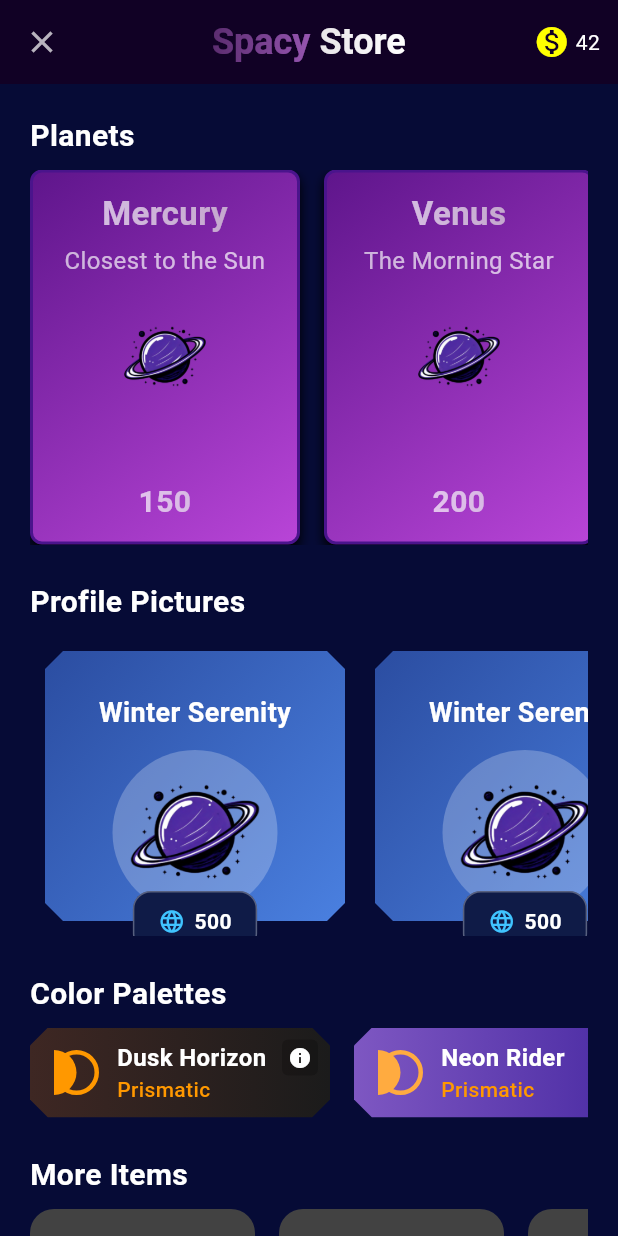
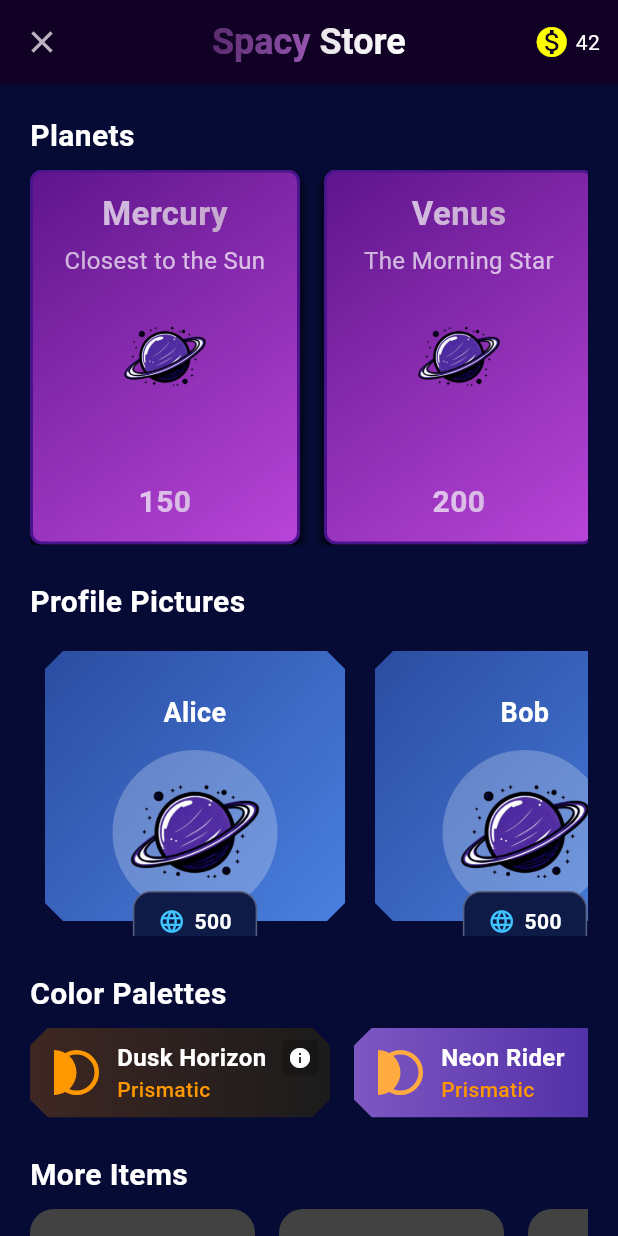
Before and after one commit to Yigidosantos9/310-Project, a Flutter app: the MarketPage screen opened by its route, on a phone screen of 412 x 824 dp. Run offline on Flutter 3.47's test engine with Material 3 defaults, Android fonts, the phone set to English and light mode, and no system bars; our stand-ins replace flutter_riverpod, flutter_svg; Roboto replaces fonts that are missing (Orbitron).

Commit message:
provider

```diff
--- a/spacy_notes/lib/main.dart
+++ b/spacy_notes/lib/main.dart
@@ -1,6 +1,8 @@
 import 'package:flutter/material.dart';
 import 'package:spacy_notes/core/constants/color_constants.dart';
 import 'package:spacy_notes/screens/market_page.dart';
+import 'package:flutter_riverpod/flutter_riverpod.dart';
+
 
 // Splash & Auth
 import 'screens/splashPage.dart';
@@ -20,7 +22,7 @@ import 'screens/teamsPage.dart';
 import 'screens/pomodoroPage.dart';
 
 void main() {
-  runApp(const MyApp());
+  runApp(const ProviderScope(child: MyApp()));
 }
 
 class MyApp extends StatelessWidget {
--- /dev/null
+++ b/spacy_notes/lib/providers/market_providers/market_data_provider.dart
@@ -0,0 +1,23 @@
+import 'package:flutter_riverpod/flutter_riverpod.dart';
+import 'package:spacy_notes/providers/market_providers/dummy_market_service.dart';
+import 'package:spacy_notes/providers/market_providers/market_models.dart';
+
+final marketDataProvider = Provider<MarketDataService>((ref) {
+  return DummyMarketService();
+});
+
+
+final planetsProvider = FutureProvider<List<Planet>>((ref) {
+  final service = ref.read(marketDataProvider);
+  return service.fetchPlanets();
+});
+
+final profilesProvider = FutureProvider<List<ProfilePicture>>((ref) {
+  final service = ref.read(marketDataProvider);
+  return service.fetchProfiles();
+});
+
+final palettesProvider = FutureProvider<List<ColorPalette>>((ref) {
+  final service = ref.read(marketDataProvider);
+  return service.fetchPalettes();
+});
--- /dev/null
+++ b/spacy_notes/lib/providers/market_providers/market_models.dart
@@ -0,0 +1,35 @@
+// lib/models/market_models.dart
+import 'package:flutter/material.dart';
+
+class Planet {
+  final String title;
+  final String subTitle;
+  final String imagePath;
+  final String price;
+
+  Planet({required this.title, required this.subTitle, required this.imagePath, required this.price});
+}
+
+class ProfilePicture {
+  final String title;
+  final String imagePath;
+  final String price;
+
+  ProfilePicture({required this.title, required this.imagePath, required this.price});
+}
+
+class ColorPalette {
+  final String title;
+  final String subTitle;
+  final List<Color> gradientColors;
+  final Color circleBorderColor;
+  final Color circleFillColor;
+
+  ColorPalette({
+    required this.title,
+    required this.subTitle,
+    required this.gradientColors,
+    required this.circleBorderColor,
+    required this.circleFillColor,
+  });
+}
--- a/spacy_notes/lib/screens/detailedTeamPage.dart
+++ b/spacy_notes/lib/screens/detailedTeamPage.dart
@@ -1,5 +1,3 @@
-import 'dart:ffi';
-
 import 'package:flutter/material.dart';
 import 'package:spacy_notes/CustomWidgets/customAppBar.dart';
 import 'package:spacy_notes/CustomWidgets/customText.dart';
--- a/spacy_notes/lib/screens/market_page.dart
+++ b/spacy_notes/lib/screens/market_page.dart
@@ -1,104 +1,20 @@
 import 'package:flutter/material.dart';
+import 'package:flutter_riverpod/flutter_riverpod.dart';
+import 'package:spacy_notes/providers/market_providers/market_data_provider.dart';
 import 'package:spacy_notes/widgets/market_widgets/cut_corner_color_card.dart';
 import 'package:spacy_notes/widgets/market_widgets/planet_card_widget.dart';
 import 'package:spacy_notes/widgets/market_widgets/profile_picture_card.dart';
 
-class MarketPage extends StatefulWidget {
+class MarketPage extends ConsumerStatefulWidget {
   const MarketPage({super.key});
 
   @override
-  State<MarketPage> createState() => _MarketPageState();
+  ConsumerState<MarketPage> createState() => _MarketPageState();
 }
 
-class _MarketPageState extends State<MarketPage> {
+class _MarketPageState extends ConsumerState<MarketPage> {
   int coinAmount = 42;
 
-  // Güncellenmiş gezegen listesi: her biri başlık, alt başlık, resim yolu ve fiyat içeriyor
-  final List<Map<String, String>> planets = [
-    {
-      "title": "Mercury",
-      "subTitle": "Closest to the Sun",
-      "imagePath": "assets/images/logo.png",
-      "price": "150",
-    },
-    {
-      "title": "Venus",
-      "subTitle": "The Morning Star",
-      "imagePath": "assets/images/logo.png",
-      "price": "200",
-    },
-    {
-      "title": "Earth",
-      "subTitle": "Blue Planet",
-      "imagePath": "assets/images/logo.png",
-      "price": "250",
-    },
-    {
-      "title": "Mars",
-      "subTitle": "Red Planet",
-      "imagePath": "assets/images/logo.png",
-      "price": "300",
-    },
-    {
-      "title": "Jupiter",
-      "subTitle": "Gas Giant",
-      "imagePath": "assets/images/logo.png",
-      "price": "350",
-    },
-    {
-      "title": "Saturn",
-      "subTitle": "Ringed Beauty",
-      "imagePath": "assets/images/logo.png",
-      "price": "400",
-    },
-  ];
-
-  // Profil listesi
-  final List<String> profiles = ["Alice", "Bob", "Charlie", "Dave"];
-
-  // Eskiden kullanılan colorPalettes listesi yerine, yeni kartların parametrelerini içeren liste:
-  final List<Map<String, dynamic>> paletteCards = [
-    {
-      "title": "Dusk Horizon",
-      "subTitle": "Prismatic",
-      "gradientColors": [const Color(0xFF3E2723), const Color(0xFF1B1B1B)],
-      "circleBorderColor": Colors.orange,
-      "circleFillColor": Colors.orange,
-    },
-    {
-      "title": "Neon Rider",
-      "subTitle": "Prismatic",
-      "gradientColors": [const Color(0xFF7E57C2), const Color(0xFF4527A0)],
-      "circleBorderColor": Colors.orangeAccent,
-      "circleFillColor": Colors.orangeAccent,
-    },
-    {
-      "title": "Neon Rider",
-      "subTitle": "Prismatic",
-      "gradientColors": [
-        const Color.fromARGB(255, 87, 194, 180),
-        const Color.fromARGB(255, 27, 105, 125),
-      ],
-      "circleBorderColor": Colors.orangeAccent,
-      "circleFillColor": Colors.orangeAccent,
-    },
-    {
-      "title": "Neon Rider",
-      "subTitle": "Prismatic",
-      "gradientColors": [const Color(0xFF7E57C2), const Color(0xFF4527A0)],
-      "circleBorderColor": Colors.orangeAccent,
-      "circleFillColor": Colors.orangeAccent,
-    },
-    {
-      "title": "Neon Rider",
-      "subTitle": "Prismatic",
-      "gradientColors": [const Color(0xFF7E57C2), const Color(0xFF4527A0)],
-      "circleBorderColor": Colors.orangeAccent,
-      "circleFillColor": Colors.orangeAccent,
-    },
-  ];
-
-  // Ek placeholder elemanlar
   final List<String> moreItems = [
     "Item 1",
     "Item 2",
@@ -109,6 +25,10 @@ class _MarketPageState extends State<MarketPage> {
 
   @override
   Widget build(BuildContext context) {
+    final planetsAsync = ref.watch(planetsProvider);
+    final profilesAsync = ref.watch(profilesProvider);
+    final palettesAsync = ref.watch(palettesProvider);
+
     return Scaffold(
       backgroundColor: const Color(0xFF060B36),
       appBar: AppBar(
@@ -118,11 +38,9 @@ class _MarketPageState extends State<MarketPage> {
           child: RichText(
             text: TextSpan(
               children: [
-                // 'Spacy ' kısmı gradient ile
                 WidgetSpan(
                   child: ShaderMask(
-                    shaderCallback:
-                        (bounds) => const LinearGradient(
+                    shaderCallback: (bounds) => const LinearGradient(
                       colors: [Color(0xFF5B2C6F), Color(0xFF9B59B6)],
                     ).createShader(bounds),
                     child: const Text(
@@ -136,15 +54,10 @@ class _MarketPageState extends State<MarketPage> {
                     ),
                   ),
                 ),
-                // 'Store' kısmı da gradient veya beyaz olarak
                 WidgetSpan(
                   child: ShaderMask(
-                    shaderCallback:
-                        (bounds) => const LinearGradient(
-                          colors: [
-                            Color.fromARGB(255, 232, 229, 233),
-                            Color.fromARGB(255, 255, 255, 255),
-                          ],
+                    shaderCallback: (bounds) => const LinearGradient(
+                      colors: [Color.fromARGB(255, 232, 229, 233), Color.fromARGB(255, 255, 255, 255)],
                     ).createShader(bounds),
                     child: const Text(
                       'Store',
@@ -168,10 +81,7 @@ class _MarketPageState extends State<MarketPage> {
               children: [
                 const Icon(Icons.monetization_on, color: Colors.yellowAccent),
                 const SizedBox(width: 4),
-                Text(
-                  '$coinAmount',
-                  style: const TextStyle(color: Colors.white),
-                ),
+                Text('$coinAmount', style: const TextStyle(color: Colors.white)),
               ],
             ),
           ),
@@ -182,102 +92,85 @@ class _MarketPageState extends State<MarketPage> {
         child: Column(
           crossAxisAlignment: CrossAxisAlignment.start,
           children: [
-            // 1. Bölüm: Planets
-            const Text(
-              "Planets",
-              style: TextStyle(
-                color: Colors.white,
-                fontSize: 20,
-                fontWeight: FontWeight.bold,
-              ),
-            ),
+            const Text("Planets", style: TextStyle(color: Colors.white, fontSize: 20, fontWeight: FontWeight.bold)),
             const SizedBox(height: 8),
-            SizedBox(
+            planetsAsync.when(
+              data: (planets) => SizedBox(
                 height: 250,
                 child: ListView.builder(
                   scrollDirection: Axis.horizontal,
                   itemCount: planets.length,
                   itemBuilder: (context, index) {
-                  final planet = planets[index];
+                    final p = planets[index];
                     return PlanetCard(
-                    title: planet["title"]!,
-                    subTitle: planet["subTitle"]!,
-                    imagePath: planet["imagePath"]!,
-                    price: planet["price"]!,
+                      title: p.title,
+                      subTitle: p.subTitle,
+                      imagePath: p.imagePath,
+                      price: p.price,
                     );
                   },
                 ),
               ),
+              loading: () => const CircularProgressIndicator(),
+              error: (e, _) => Text('Error: $e', style: const TextStyle(color: Colors.red)),
+            ),
+
             const SizedBox(height: 24),
-            // 2. Bölüm: Profile Pictures
-            const Text(
-              "Profile Pictures",
-              style: TextStyle(
-                color: Colors.white,
-                fontSize: 20,
-                fontWeight: FontWeight.bold,
-              ),
-            ),
+            const Text("Profile Pictures", style: TextStyle(color: Colors.white, fontSize: 20, fontWeight: FontWeight.bold)),
             const SizedBox(height: 8),
-            SizedBox(
+            profilesAsync.when(
+              data: (profiles) => SizedBox(
                 height: 200,
                 child: ListView.builder(
                   scrollDirection: Axis.horizontal,
                   itemCount: profiles.length,
                   itemBuilder: (context, index) {
+                    final profile = profiles[index];
                     return ProfilePictureCard(
-                    title: "Winter Serenity",
-                    imagePath: "assets/images/logo.png", // or a URL
-                    price: "500",
+                      title: profile.title,
+                      imagePath: profile.imagePath,
+                      price: profile.price,
                     );
                   },
                 ),
               ),
+              loading: () => const CircularProgressIndicator(),
+              error: (e, _) => Text('Error: $e', style: const TextStyle(color: Colors.red)),
+            ),
+
             const SizedBox(height: 24),
-            // 3. Bölüm: Color Palettes (Eskiden kullanılan ColorPaletteCard yerine artık CutCornerColorCard kullanılıyor)
-            const Text(
-              "Color Palettes",
-              style: TextStyle(
-                color: Colors.white,
-                fontSize: 20,
-                fontWeight: FontWeight.bold,
-              ),
-            ),
+            const Text("Color Palettes", style: TextStyle(color: Colors.white, fontSize: 20, fontWeight: FontWeight.bold)),
             const SizedBox(height: 8),
-            SizedBox(
+            palettesAsync.when(
+              data: (palettes) => SizedBox(
                 height: 60,
                 child: ListView.builder(
                   scrollDirection: Axis.horizontal,
-                itemCount: paletteCards.length,
+                  itemCount: palettes.length,
                   itemBuilder: (context, index) {
-                  final palette = paletteCards[index];
+                    final palette = palettes[index];
                     return Padding(
                       padding: const EdgeInsets.only(right: 16),
                       child: CutCornerColorCard(
-                      title: palette["title"],
-                      subTitle: palette["subTitle"],
-                      gradientColors: palette["gradientColors"],
-                      circleBorderColor: palette["circleBorderColor"],
-                      circleFillColor: palette["circleFillColor"],
+                        title: palette.title,
+                        subTitle: palette.subTitle,
+                        gradientColors: palette.gradientColors,
+                        circleBorderColor: palette.circleBorderColor,
+                        circleFillColor: palette.circleFillColor,
                         onInfoPressed: () {
-                        // Info ikonuna tıklandığında yapılacak aksiyon
-                        debugPrint("${palette["title"]} info tapped!");
+                          debugPrint("${palette.title} info tapped!");
                         },
                       ),
                     );
                   },
                 ),
               ),
+              loading: () => const CircularProgressIndicator(),
+              error: (e, _) => Text('Error: $e', style: const TextStyle(color: Colors.red)),
+            ),
+
             const SizedBox(height: 24),
-            // 4. Bölüm: More Items (Placeholder)
-            const Text(
-              "More Items",
-              style: TextStyle(
-                color: Colors.white,
-                fontSize: 20,
-                fontWeight: FontWeight.bold,
-              ),
-            ),
+            const Text("More Items", style: TextStyle(color: Colors.white, fontSize: 20, fontWeight: FontWeight.bold)),
             const SizedBox(height: 8),
             SizedBox(
               height: 150,
@@ -286,9 +179,7 @@ class _MarketPageState extends State<MarketPage> {
                 itemCount: moreItems.length,
                 itemBuilder: (context, index) {
                   return GestureDetector(
-                    onTap: () {
-                      // Gelecekte aksiyon eklenecek
-                    },
+                    onTap: () {},
                     child: Container(
                       width: 150,
                       margin: const EdgeInsets.only(right: 16),
```
Also changed, not shown: spacy_notes/lib/providers/market_providers/dummy_market_service.dart (added, +77 -0 lines), spacy_notes/pubspec.yaml (+6 -1 lines), spacy_notes/pubspec.lock. Lines whose indentation alone changed are shown as unchanged.
